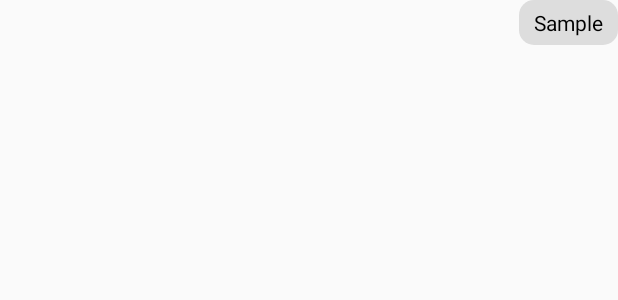
After one commit to ferehsteh/SmsMessenger, an Android app: the layout right.xml on its own in the app's theme, with its tools: preview values and no code run, on a phone screen of 412 x 824 dp. The commit adds this screen. Shown: the top 300 px of the screen. Run offline under Robolectric (Android 15) with nearby library versions, the phone set to English and light mode, and no system bars.

Commit message:
new change in 95.9.29

```diff
--- a/app/src/main/java/lb7/alish/smsmessenger/view/conversation/ConversationFragment.java
+++ b/app/src/main/java/lb7/alish/smsmessenger/view/conversation/ConversationFragment.java
@@ -118,7 +118,9 @@ public class ConversationFragment extends Fragment {
                 String message = messageEditView.getText().toString();
                 if (!message.isEmpty()) {
                     SmsUtils.sendMessage(mParty, message, selectedSim);
-                    recyclerView.setAdapter(new ConversationAdapter(SmsUtils.readSmsByContact(mParty)));
+                    ConversationAdapter adapter = new ConversationAdapter(SmsUtils.readSmsByContact(mParty));
+                    recyclerView.setAdapter(adapter);
+                    adapter.notifyDataSetChanged();
                     messageEditView.setText("");
                     InputMethodManager imm = (InputMethodManager) getActivity().getSystemService(Context.INPUT_METHOD_SERVICE);
                     imm.hideSoftInputFromWindow(messageEditView.getWindowToken(), 0);
--- a/app/src/main/res/drawable/rounded_corner1.xml
+++ b/app/src/main/res/drawable/rounded_corner1.xml
@@ -1,9 +1,9 @@
 <?xml version="1.0" encoding="utf-8"?>
 <shape xmlns:android="http://schemas.android.com/apk/res/android">
-    <solid android:color="#f0f0f0" />
+    <solid android:color="#a7ed9c" />
     <stroke
         android:width="0dip"
-        android:color="#f0f0f0" />
+        android:color="#a7ed9c" />
     <corners android:radius="10dip" />
     <padding
         android:bottom="0dip"
--- a/app/src/main/res/layout/conversation_item1.xml
+++ b/app/src/main/res/layout/conversation_item1.xml
@@ -15,8 +15,8 @@
 
         <ImageView
             android:id="@+id/contactPic"
-            android:layout_width="wrap_content"
-            android:layout_height="wrap_content"
+            android:layout_width="80dp"
+            android:layout_height="80dp"
             android:src="@mipmap/contact_pic" />
 
         <LinearLayout
--- /dev/null
+++ b/app/src/main/res/layout/right.xml
@@ -0,0 +1,21 @@
+<?xml version="1.0" encoding="utf-8"?>
+<LinearLayout xmlns:android="http://schemas.android.com/apk/res/android"
+    android:layout_width="match_parent"
+    android:layout_height="wrap_content"
+    android:orientation="vertical">
+
+    <TextView
+        android:id="@+id/msgr"
+        android:layout_width="wrap_content"
+        android:layout_height="wrap_content"
+        android:layout_gravity="right"
+        android:layout_marginBottom="8dp"
+        android:layout_marginLeft="20dp"
+        android:background="@drawable/rounded_corner"
+        android:paddingBottom="5dp"
+        android:paddingLeft="10dp"
+        android:paddingRight="10dp"
+        android:paddingTop="5dp"
+        android:text="Sample"
+        android:textColor="#000" />
+</LinearLayout>
```
Also changed, not shown: app/src/main/java/lb7/alish/smsmessenger/logic/contacts/ContactUtils.java (+30 -11 lines), app/src/main/java/lb7/alish/smsmessenger/logic/sms/SmsUtils.java (+4 -5 lines), app/src/main/java/lb7/alish/smsmessenger/view/contacts/ContactInfo.java (+5 -9 lines), app/src/main/java/lb7/alish/smsmessenger/view/contacts/ContactViewHolder.java (+11 -26 lines), app/src/main/java/lb7/alish/smsmessenger/view/conversation/ConversationAdapter.java (+21 -1 lines), app/src/main/java/lb7/alish/smsmessenger/view/conversation/ConversationViewHolder.java (+13 -11 lines), app/src/main/java/lb7/alish/smsmessenger/view/messagelist/MessageInfo.java (+15 -15 lines), app/src/main/java/lb7/alish/smsmessenger/view/messagelist/MessageViewHolder.java (+18 -21 lines), app/src/main/res/layout/left.xml (added, +20 -0 lines).
